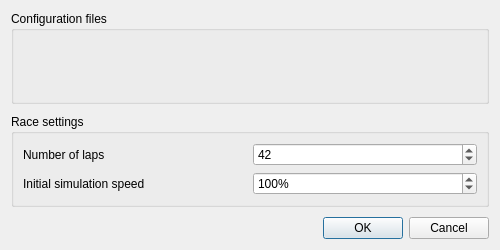
This is src/forse/control_panel/ConfigDialog.ui in Pesa/forse as Qt 5 draws it before an edit. The edited form follows.
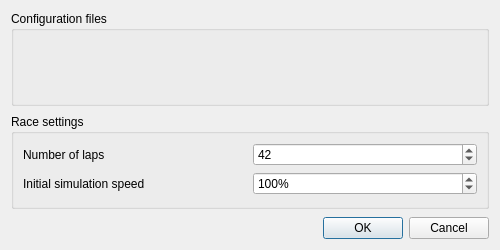
This is the edited form. Custom widgets are drawn as their Qt base class.

Commit message: [control_panel/ConfigDialog] Fixed tabstops.

```diff
--- a/src/forse/control_panel/ConfigDialog.ui
+++ b/src/forse/control_panel/ConfigDialog.ui
@@ -15,7 +15,7 @@
   </property>
   <layout class="QVBoxLayout" name="verticalLayout_3">
    <property name="spacing">
-    <number>10</number>
+    <number>8</number>
    </property>
    <item>
     <widget class="QGroupBox" name="groupBox">
```
Left out of the diff: 2 changed lines with no effect on the pictures.
